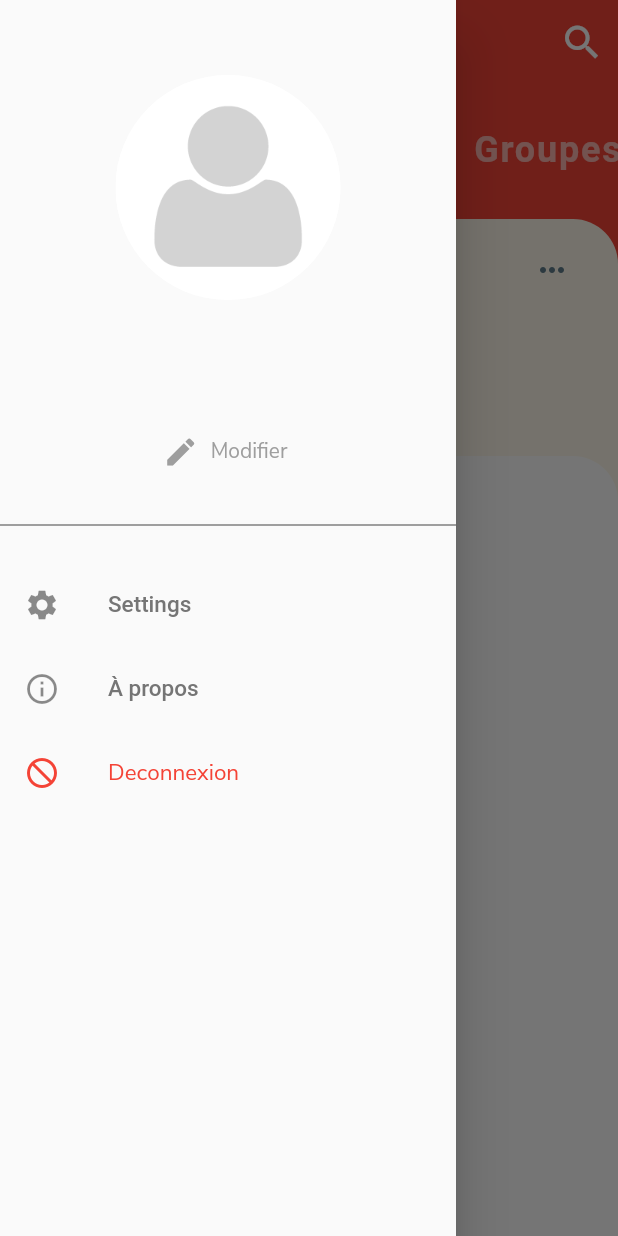
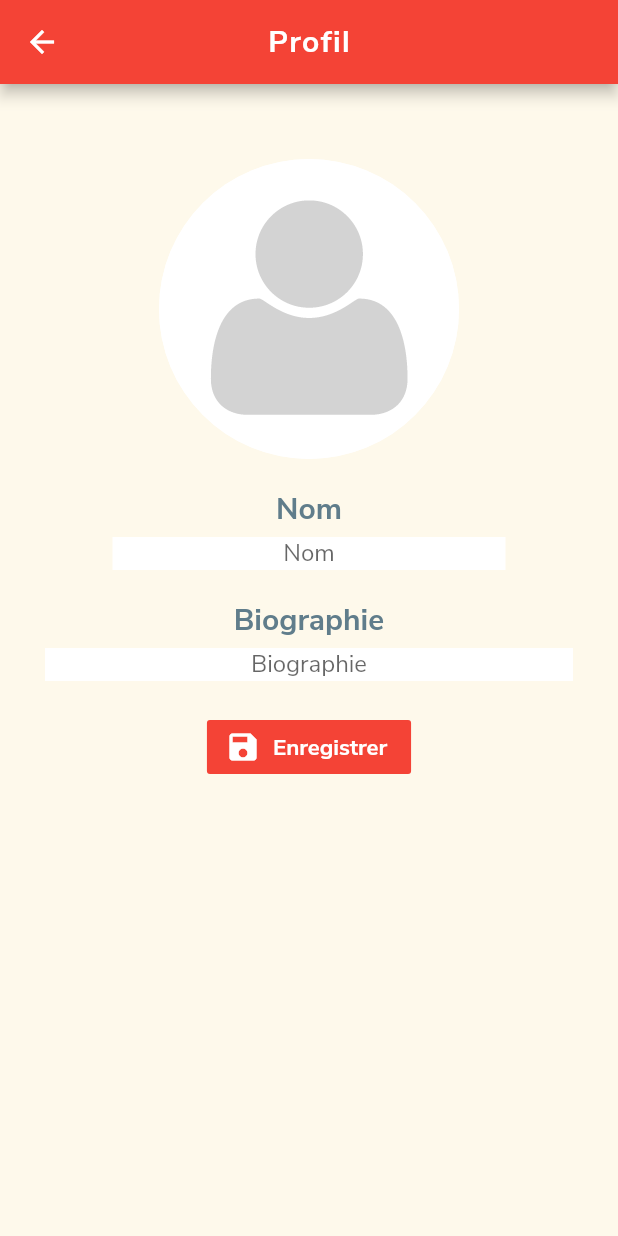
Before and after one commit to quentinfon/SWChat, a Flutter app: the screen it shows once a user with an empty profile is signed in, in the side drawer, after a tap on "Modifier", on a phone screen of 412 x 824 dp. Run offline on Flutter 3.47's test engine with Material 2 defaults, Android fonts, the phone set to English and light mode, and no system bars; our stand-ins replace cloud_firestore, firebase_auth, firebase_storage, flutter_spinkit; accounts and stored records are empty.

Commit message:
front modification profil

```diff
--- /dev/null
+++ b/lib/screens/home/edit_profil.dart
@@ -0,0 +1,58 @@
+import 'package:flutter/material.dart';
+import 'package:provider/provider.dart';
+import 'package:swchat/models/user.dart';
+import 'package:swchat/services/auth.dart';
+import 'package:swchat/services/database.dart';
+import 'package:swchat/shared/loading.dart';
+import 'package:swchat/widgets/profil/edit_profil_form.dart';
+
+class EditProfil extends StatefulWidget {
+
+  @override
+  _EditProfilState createState() => _EditProfilState();
+}
+
+class _EditProfilState extends State<EditProfil> {
+
+  final AuthService _auth = AuthService();
+
+  User user;
+
+
+  @override
+  Widget build(BuildContext context) {
+
+      return Scaffold(
+        backgroundColor: Theme.of(context).accentColor,
+        appBar: AppBar(
+          backgroundColor: Theme.of(context).primaryColor,
+          title: Text(
+            'Profil',
+            style: TextStyle(
+              fontFamily: 'NunitoSans',
+              fontWeight: FontWeight.bold,
+              letterSpacing: 1
+            ),
+          ),
+          centerTitle: true,
+        ),
+        body: GestureDetector(
+          onTap: () => FocusScope.of(context).unfocus(),
+          child: StreamBuilder<User>(
+            stream: AuthService().user,
+
+              builder: (context, snap) {
+
+                if(snap.hasData){
+                  user = snap.data;
+                }
+
+                return user == null ? Loading() : EditProfilForm(userUid: user.uid);
+
+              }
+          ),
+        ),
+      );
+  }
+
+}
--- /dev/null
+++ b/lib/widgets/profil/edit_profil_form.dart
@@ -0,0 +1,160 @@
+import 'package:flutter/material.dart';
+import 'package:provider/provider.dart';
+import 'package:swchat/models/user.dart';
+import 'package:swchat/services/database.dart';
+import 'package:swchat/shared/loading.dart';
+import 'package:swchat/widgets/user/ProfilImage.dart';
+
+
+class EditProfilForm extends StatefulWidget {
+
+  final String userUid;
+  EditProfilForm({this.userUid});
+
+
+  @override
+  _EditProfilFormState createState() => _EditProfilFormState();
+}
+
+class _EditProfilFormState extends State<EditProfilForm> {
+
+
+  UserData userData;
+
+  bool loading = false;
+
+  //Text fields
+  String nom = '';
+  String bio = '';
+
+  var nomController = TextEditingController();
+  var bioController = TextEditingController();
+
+
+  setUserData () async{
+    UserData data = await DatabaseService(uid: widget.userUid).getUserData();
+
+    setState(() {
+      userData = data;
+    });
+
+    nomController.text = data.nom;
+    bioController.text = data.bio;
+  }
+
+
+  @override
+  void initState(){
+    super.initState();
+    setUserData();
+  }
+
+  @override
+  Widget build(BuildContext context) {
+
+    return userData == null ? Loading() : Container(
+
+      child: SingleChildScrollView(
+        child: Column(
+
+          children: <Widget>[
+            Container(
+              margin: EdgeInsets.only(top: 50),
+              height: 200.0,
+              width: 200.0,
+              decoration: new BoxDecoration(
+                shape: BoxShape.circle,
+              ),
+              child: ClipRRect(
+                borderRadius: BorderRadius.circular(100.0),
+                child: ProfilImage(url: userData.imageUrl),
+              ),
+            ),
+            Padding(
+              padding: const EdgeInsets.only(top: 20, bottom: 5),
+              child: Text(
+                'Nom',
+                style: TextStyle(
+                  fontFamily: 'NunitoSans',
+                  fontWeight: FontWeight.bold,
+                  fontSize: 20,
+                  color: Colors.blueGrey
+                ),
+              ),
+            ),
+            Container(
+              padding: EdgeInsets.symmetric(horizontal: 75),
+              child: TextField(
+                controller: nomController,
+                textCapitalization: TextCapitalization.sentences,
+                onChanged: (val) {
+                  nom = val;
+                },
+                textAlign: TextAlign.center,
+                decoration: InputDecoration.collapsed(
+                  hintText: 'Nom',
+                  fillColor: Colors.white,
+                  filled: true,
+                  hintStyle: TextStyle(fontFamily: 'NunitoSans'),
+                  focusColor: Colors.black,
+                  hoverColor: Colors.black,
+                ),
+              ),
+            ),
+            Padding(
+              padding: const EdgeInsets.only(top: 20, bottom: 5),
+              child: Text(
+                'Biographie',
+                style: TextStyle(
+                    fontFamily: 'NunitoSans',
+                    fontWeight: FontWeight.bold,
+                    fontSize: 20,
+                    color: Colors.blueGrey
+                ),
+              ),
+            ),
+            Container(
+              padding: EdgeInsets.symmetric(horizontal: 30),
+              child: TextField(
+                textAlign: TextAlign.center,
+                controller: bioController,
+                textCapitalization: TextCapitalization.sentences,
+                onChanged: (val) {
+                  bio = val;
+                },
+                decoration: InputDecoration.collapsed(
+                  hintText: 'Biographie',
+                  fillColor: Colors.white,
+                  filled: true,
+                  hintStyle: TextStyle(fontFamily: 'NunitoSans'),
+                  focusColor: Colors.black,
+                  hoverColor: Colors.black,
+                ),
+              ),
+            ),
+            SizedBox(height: 20),
+            FlatButton.icon(
+              color: Theme.of(context).primaryColor,
+              onPressed: (){},
+              icon: Icon(
+                Icons.save,
+                color: Colors.white,
+              ),
+              label: Text(
+                'Enregistrer',
+                style: TextStyle(
+                  fontFamily: 'NunitoSans',
+                  color: Colors.white,
+                  fontWeight: FontWeight.bold,
+                  fontSize: 15
+                ),
+              ),
+            )
+          ],
+        ),
+      ),
+
+    );
+
+  }
+}
--- a/lib/widgets/user/infos_utilisateur.dart
+++ b/lib/widgets/user/infos_utilisateur.dart
@@ -1,6 +1,7 @@
 import 'package:flutter/material.dart';
 import 'package:provider/provider.dart';
 import 'package:swchat/models/user.dart';
+import 'package:swchat/screens/home/edit_profil.dart';
 import 'package:swchat/shared/loading.dart';
 import 'package:swchat/widgets/user/ProfilImage.dart';
 
@@ -54,7 +55,13 @@ class _InfosUtilisateurState extends State<InfosUtilisateur> {
           ),
           SizedBox(height: 10),
           FlatButton.icon(
-              onPressed: (){ },
+              onPressed: (){
+                Navigator.push(
+                    context, MaterialPageRoute(
+                  builder: (_) => EditProfil(),
+                )
+                );
+              },
               icon: Icon(
                 Icons.edit,
                 color: Colors.grey,
```
